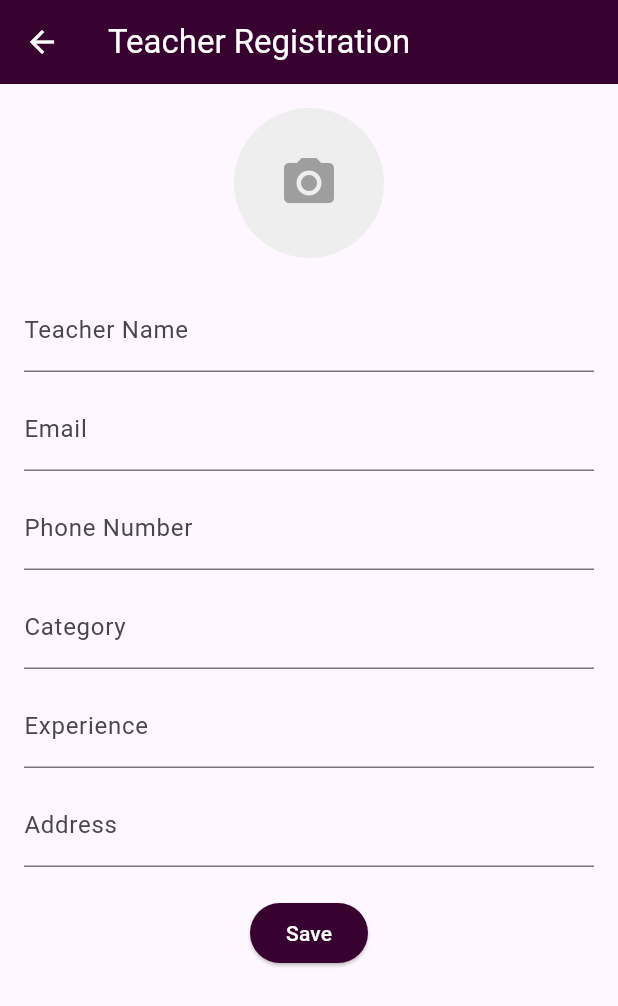
After one commit to fayidha/FairyTunes_sample, a Flutter app: the ProfilePage screen opened directly, after a tap on "Seller", after a tap on "Teacher", on a phone screen of 412 x 824 dp. The commit adds this screen. Shown: the top 1006 px of the screen. Run offline on Flutter 3.47's test engine with Material 3 defaults, Android fonts, the phone set to English and light mode, and no system bars; our stand-ins replace carousel_slider, cloud_firestore, firebase_auth, firebase_core, firebase_storage, image_picker and 1 more; accounts and stored records are empty.

Commit message:
Commit now

```diff
--- /dev/null
+++ b/lib/Company_add.dart
@@ -0,0 +1,145 @@
+import 'dart:io';
+import 'package:flutter/material.dart';
+import 'package:image_picker/image_picker.dart'; // Add the image_picker package
+
+class CompanyAdd extends StatefulWidget {
+  const CompanyAdd({super.key});
+
+  @override
+  State<CompanyAdd> createState() => _CompanyAddState();
+}
+
+class _CompanyAddState extends State<CompanyAdd> {
+  final _formKey = GlobalKey<FormState>();
+  final ImagePicker _picker = ImagePicker();
+  XFile? _image;
+  String _companyName = "";
+  String _email = "";
+  String _phone = "";
+  String _address = "";
+  String _productCategory = ""; // Text field for category
+
+  Future<void> _pickImage() async {
+    final XFile? pickedFile = await _picker.pickImage(source: ImageSource.gallery);
+    if (pickedFile != null) {
+      setState(() {
+        _image = pickedFile;
+      });
+    }
+  }
+
+  @override
+  Widget build(BuildContext context) {
+    return Scaffold(
+      appBar: AppBar(
+        title: const Text("Seller Registration", style: TextStyle(color: Colors.white)),
+        backgroundColor: const Color(0xFF380230),
+        iconTheme: const IconThemeData(color: Colors.white),
+      ),
+      body: SingleChildScrollView(  // Add scroll functionality to the screen
+        padding: const EdgeInsets.all(16.0),
+        child: ListView(
+          shrinkWrap: true,  // Prevents ListView from taking unnecessary space
+          children: [
+            // Profile Image Picker
+            GestureDetector(
+              onTap: _pickImage,
+              child: CircleAvatar(
+                radius: 50,
+                backgroundColor: Colors.grey[200],
+                backgroundImage: _image != null ? FileImage(File(_image!.path)) : null,
+                child: _image == null
+                    ? const Icon(Icons.camera_alt, size: 40, color: Colors.grey)
+                    : null,
+              ),
+            ),
+            const SizedBox(height: 20),
+
+            // Company Name Input
+            _buildTextField("Company Name", (value) {
+              setState(() {
+                _companyName = value;
+              });
+            }),
+
+            const SizedBox(height: 10),
+
+            // Email Input
+            _buildTextField("Email", (value) {
+              setState(() {
+                _email = value;
+              });
+            }, keyboardType: TextInputType.emailAddress),
+
+            const SizedBox(height: 10),
+
+            // Phone Number Input
+            _buildTextField("Phone Number", (value) {
+              setState(() {
+                _phone = value;
+              });
+            }, keyboardType: TextInputType.phone),
+
+            const SizedBox(height: 10),
+
+            // Company Address Input
+            _buildTextField("Company Address", (value) {
+              setState(() {
+                _address = value;
+              });
+            }),
+
+            const SizedBox(height: 10),
+
+            // Product Category Input
+            _buildTextField("Product Category", (value) {
+              setState(() {
+                _productCategory = value;
+              });
+            }),
+
+            const SizedBox(height: 20),
+
+            // Save Button
+            Center(
+              child: ElevatedButton(
+                style: ElevatedButton.styleFrom(
+                    backgroundColor: Color(0xFF380230),
+                    foregroundColor: Colors.white // Button color
+                ),
+                onPressed: () {
+                  if (_formKey.currentState!.validate()) {
+                    // Handle the form submission
+                    ScaffoldMessenger.of(context).showSnackBar(
+                      const SnackBar(content: Text("Processing Data...")),
+                    );
+                  }
+                },
+                child: const Text(
+                  "Save",
+                  style: TextStyle(color: Colors.white),
+                ),
+              ),
+            ),
+          ],
+        ),
+      ),
+    );
+  }
+
+  // Helper method for creating text fields
+  Widget _buildTextField(String label, Function(String) onChanged,
+      {TextInputType keyboardType = TextInputType.text}) {
+    return TextFormField(
+      decoration: InputDecoration(labelText: label),
+      keyboardType: keyboardType,
+      onChanged: onChanged,
+      validator: (value) {
+        if (value == null || value.isEmpty) {
+          return "Please enter a $label";
+        }
+        return null;
+      },
+    );
+  }
+}
--- /dev/null
+++ b/lib/controller/teacher_controller.dart
@@ -0,0 +1,28 @@
+import 'package:cloud_firestore/cloud_firestore.dart';
+import 'package:dupepro/model/teacher_model.dart';
+
+
+class TeacherController {
+  final FirebaseFirestore _firestore = FirebaseFirestore.instance;
+
+  Future<void> addTeacher(Teacher teacher) async {
+    try {
+      await _firestore.collection('teachers').add(teacher.toMap());
+    } catch (e) {
+      print("Error adding teacher: $e");
+    }
+  }
+
+  // Fetch teacher data from Firestore (optional)
+  Future<List<Teacher>> getTeachers() async {
+    try {
+      QuerySnapshot snapshot = await _firestore.collection('teachers').get();
+      return snapshot.docs
+          .map((doc) => Teacher.fromMap(doc.data() as Map<String, dynamic>))
+          .toList();
+    } catch (e) {
+      print("Error fetching teachers: $e");
+      return [];
+    }
+  }
+}
--- /dev/null
+++ b/lib/model/teacher_model.dart
@@ -0,0 +1,45 @@
+class Teacher {
+  String name;
+  String email;
+  String phone;
+  String category;
+  String experience;
+  String address;
+  String? imageUrl; // To store the profile image URL (if uploaded)
+
+  Teacher({
+    required this.name,
+    required this.email,
+    required this.phone,
+    required this.category,
+    required this.experience,
+    required this.address,
+    this.imageUrl,
+  });
+
+  // Convert to a map (Firestore format)
+  Map<String, dynamic> toMap() {
+    return {
+      'name': name,
+      'email': email,
+      'phone': phone,
+      'category': category,
+      'experience': experience,
+      'address': address,
+      'imageUrl': imageUrl,
+    };
+  }
+
+  // Create a Teacher object from Firestore data
+  factory Teacher.fromMap(Map<String, dynamic> map) {
+    return Teacher(
+      name: map['name'],
+      email: map['email'],
+      phone: map['phone'],
+      category: map['category'],
+      experience: map['experience'],
+      address: map['address'],
+      imageUrl: map['imageUrl'],
+    );
+  }
+}
--- a/lib/profile.dart
+++ b/lib/profile.dart
@@ -1,8 +1,10 @@
 import 'dart:io';
 import 'package:cloud_firestore/cloud_firestore.dart';
+import 'package:dupepro/Company_add.dart';
 import 'package:dupepro/creategrp.dart';
 import 'package:dupepro/editprofile.dart';
 import 'package:dupepro/model/user_model.dart';
+import 'package:dupepro/view/Teacher_profile_Add.dart';
 import 'package:firebase_auth/firebase_auth.dart';
 import 'package:flutter/material.dart';
 import 'package:image_picker/image_picker.dart';
@@ -15,7 +17,8 @@ class ProfilePage extends StatefulWidget {
 class _ProfilePageState extends State<ProfilePage> {
   String name = "";
   String email = "";
-  String profileImage = 'asset/210379377.png';
+  String profileImage = 'asset/210379377.png';  // Default image
+  String userType = "User"; // Default user type
 
   final ImagePicker _picker = ImagePicker();
 
@@ -49,17 +52,33 @@ class _ProfilePageState extends State<ProfilePage> {
     }
   }
 
+  void _setUserType(String type) {
+    setState(() {
+      userType = type;
+    });
+  }
+
   @override
   Widget build(BuildContext context) {
+    Widget pageToNavigate;
+
+    // Change appBar color based on userType
+    if (userType == "Seller") {
+      pageToNavigate = Placeholder(); // Placeholder for Seller page, replace it later.
+    } else if (userType == "Teacher") {
+      pageToNavigate = Placeholder(); // Placeholder for Teacher page, replace it later.
+    } else {
+      pageToNavigate = Placeholder(); // Placeholder for User page, replace it later.
+    }
+
     return Scaffold(
       appBar: AppBar(
         iconTheme: IconThemeData(color: Colors.white),
-        backgroundColor: Color(0xFF380230),
+        backgroundColor: Color(0xFF380230), // Dynamically set app bar color
         title: const Text(
           "Profile",
           style: TextStyle(color: Colors.white),
         ),
-        centerTitle: true,
       ),
       body: Center(
         child: Padding(
@@ -130,6 +149,83 @@ class _ProfilePageState extends State<ProfilePage> {
                   ],
                 ),
               ),
+              const SizedBox(height: 20),
+              Card(
+                elevation: 4,
+                shape: RoundedRectangleBorder(
+                  borderRadius: BorderRadius.circular(10),
+                ),
+                child: Padding(
+                  padding: const EdgeInsets.all(16.0),
+                  child: Column(
+                    children: [
+                      Text(
+                        "Switch my Role",
+                        style: TextStyle(
+                          fontSize: 18,
+                          fontWeight: FontWeight.bold,
+                          color: Color(0xFF380230),
+                        ),
+                      ),
+                      const SizedBox(height: 10),
+                      Row(
+                        mainAxisAlignment: MainAxisAlignment.center,
+                        children: [
+                          ToggleButtons(
+                            borderColor: Color(0xFF380230),
+                            selectedBorderColor: Color(0xFF380230),
+                            fillColor: Color(0xFF380230),
+                            selectedColor: Colors.white,
+                            color: Color(0xFF380230),
+                            borderRadius: BorderRadius.circular(10),
+                            children: [
+                              Padding(
+                                padding: const EdgeInsets.symmetric(horizontal: 16.0),
+                                child: Text("User"),
+                              ),
+                              Padding(
+                                padding: const EdgeInsets.symmetric(horizontal: 16.0),
+                                child: Text("Seller"),
+                              ),
+                              Padding(
+                                padding: const EdgeInsets.symmetric(horizontal: 16.0),
+                                child: Text("Teacher"),
+                              ),
+                            ],
+                            isSelected: [
+                              userType == "User",
+                              userType == "Seller",
+                              userType == "Teacher"
+                            ],
+                            onPressed: (int index) {
+                              if (index == 0) {
+                                _setUserType("User");
+                              } else if (index == 1) {
+                                _setUserType("Seller");
+                                Navigator.push(
+                                  context,
+                                  MaterialPageRoute(builder: (context) => CompanyAdd()),
+                                );
+                              } else {
+                                _setUserType("Teacher");
+                                Navigator.push(
+                                  context,
+                                  MaterialPageRoute(builder: (context) => TeacherAdd()),
+                                );
+                              }
+                            },
+                          ),
+                        ],
+                      ),
+                      const SizedBox(height: 10),
+                      Text(
+                        "Current Role: $userType",
+                        style: TextStyle(fontSize: 16, fontWeight: FontWeight.bold),
+                      ),
+                    ],
+                  ),
+                ),
+              ),
             ],
           ),
         ),
--- a/lib/teachers.dart
+++ b/lib/teachers.dart
@@ -1,5 +1,6 @@
+
 import 'package:dupepro/chat.dart';
-import 'package:dupepro/teacherprofileview.dart';
+import 'package:dupepro/view/teacherprofileview.dart';
 import 'package:flutter/material.dart';
 
 class TeacherPage extends StatefulWidget {
@@ -53,6 +54,7 @@ class _TeacherPageState extends State<TeacherPage> {
                   Text('Category: Category ${index + 1}'),
                   Text('Location: Location ${index + 1}'),
                   Text('Phone: +91 98765432${index + 1}'),
+                  Text('Email: teacher${index + 1}@example.com'),  // Added email
                 ],
               ),
               trailing: IconButton(
@@ -66,21 +68,20 @@ class _TeacherPageState extends State<TeacherPage> {
                   );
                 },
               ),
-              onTap:() {
+              onTap: () {
                 Navigator.push(
                   context,
                   MaterialPageRoute(
-                      builder: (context) =>
-                          TeacherProfilePage(
+                    builder: (context) => TeacherProfilePage(
                       name: 'Teacher ${index + 1}',
                       phone: '+91 98765432${index + 1}',
                       address: 'Address ${index + 1}',
                       qualification: 'Qualification ${index + 1}',
                       category: 'Category ${index + 1}',
+                      email: 'teacher${index + 1}@example.com', // Passing email to profile page
                     ),
                   ),
                 );
-
               },
             ),
           );
--- /dev/null
+++ b/lib/view/Teacher_profile_Add.dart
@@ -0,0 +1,188 @@
+import 'dart:io';
+import 'package:flutter/material.dart';
+import 'package:image_picker/image_picker.dart';
+import 'package:firebase_storage/firebase_storage.dart';
+import 'package:cloud_firestore/cloud_firestore.dart';
+import 'package:dupepro/model/teacher_model.dart';
+import 'package:dupepro/controller/teacher_controller.dart';
+
+class TeacherAdd extends StatefulWidget {
+  const TeacherAdd({super.key});
+
+  @override
+  State<TeacherAdd> createState() => _TeacherAddState();
+}
+
+class _TeacherAddState extends State<TeacherAdd> {
+  final _formKey = GlobalKey<FormState>();
+  final ImagePicker _picker = ImagePicker();
+  XFile? _image;
+  String _teacherName = "";
+  String _email = "";
+  String _phone = "";
+  String _category = "";
+  String _experience = "";
+  String _address = "";
+  bool _isLoading = false; // Add a flag for loading state
+
+  final TeacherController _teacherController = TeacherController();
+
+  Future<void> _pickImage() async {
+    final XFile? pickedFile = await _picker.pickImage(source: ImageSource.gallery);
+    if (pickedFile != null) {
+      setState(() {
+        _image = pickedFile;
+      });
+    }
+  }
+
+  Future<void> _saveTeacher() async {
+    if (_formKey.currentState!.validate()) {
+      setState(() {
+        _isLoading = true; // Set loading to true while saving
+      });
+
+      String? imageUrl = await _uploadImage();
+
+      Teacher teacher = Teacher(
+        name: _teacherName,
+        email: _email,
+        phone: _phone,
+        category: _category,
+        experience: _experience,
+        address: _address,
+        imageUrl: imageUrl,
+      );
+
+      await _teacherController.addTeacher(teacher);
+
+      setState(() {
+        _isLoading = false; // Set loading to false after saving
+      });
+
+      ScaffoldMessenger.of(context).showSnackBar(
+        const SnackBar(content: Text("Teacher registered successfully!")),
+      );
+
+      _formKey.currentState!.reset();
+      setState(() {
+        _image = null;  // Reset the image after successful save
+      });
+    }
+  }
+
+  Future<String?> _uploadImage() async {
+    if (_image == null) return null;
+
+    try {
+      String fileName = 'teachers/${DateTime.now().millisecondsSinceEpoch}.png';
+      TaskSnapshot snapshot = await FirebaseStorage.instance
+          .ref()
+          .child(fileName)
+          .putFile(File(_image!.path));
+      String imageUrl = await snapshot.ref.getDownloadURL();
+      return imageUrl;
+    } catch (e) {
+      print("Error uploading image: $e");
+      return null;
+    }
+  }
+
+  @override
+  Widget build(BuildContext context) {
+    return Scaffold(
+      appBar: AppBar(
+        title: const Text("Teacher Registration", style: TextStyle(color: Colors.white)),
+        backgroundColor: const Color(0xFF380230),
+        iconTheme: const IconThemeData(color: Colors.white),
+      ),
+      body: SingleChildScrollView(
+        padding: const EdgeInsets.all(16.0),
+        child: Form(
+          key: _formKey,
+          child: Column(
+            children: [
+              GestureDetector(
+                onTap: _pickImage,
+                child: CircleAvatar(
+                  radius: 50,
+                  backgroundColor: Colors.grey[200],
+                  backgroundImage: _image != null ? FileImage(File(_image!.path)) : null,
+                  child: _image == null
+                      ? const Icon(Icons.camera_alt, size: 40, color: Colors.grey)
+                      : null,
+                ),
+              ),
+              const SizedBox(height: 20),
+              _buildTextField("Teacher Name", (value) {
+                setState(() {
+                  _teacherName = value;
+                });
+              }),
+              const SizedBox(height: 10),
+              _buildTextField("Email", (value) {
+                setState(() {
+                  _email = value;
+                });
+              }, keyboardType: TextInputType.emailAddress),
+              const SizedBox(height: 10),
+              _buildTextField("Phone Number", (value) {
+                setState(() {
+                  _phone = value;
+                });
+              }, keyboardType: TextInputType.phone),
+              const SizedBox(height: 10),
+              _buildTextField("Category", (value) {
+                setState(() {
+                  _category = value;
+                });
+              }),
+              const SizedBox(height: 10),
+              _buildTextField("Experience", (value) {
+                setState(() {
+                  _experience = value;
+                });
+              }),
+              const SizedBox(height: 10),
+              _buildTextField("Address", (value) {
+                setState(() {
+                  _address = value;
+                });
+              }),
+              const SizedBox(height: 20),
+              Center(
+                child: ElevatedButton(
+                  style: ElevatedButton.styleFrom(
+                    backgroundColor: const Color(0xFF380230),
+                    foregroundColor: Colors.white,
+                  ),
+                  onPressed: _isLoading ? null : _saveTeacher,
+                  child: _isLoading
+                      ? const CircularProgressIndicator(color: Colors.white)
+                      : const Text(
+                    "Save",
+                    style: TextStyle(color: Colors.white),
+                  ),
+                ),
+              ),
+            ],
+          ),
+        ),
+      ),
+    );
+  }
+
+  Widget _buildTextField(String label, Function(String) onChanged, {TextInputType keyboardType = TextInputType.text}) {
+    return TextFormField(
+      decoration: InputDecoration(labelText: label),
+      keyboardType: keyboardType,
+      onChanged: onChanged,
+      validator: (value) {
+        if (value == null || value.isEmpty) {
+          return "Please enter a $label";
+        }
+        return null;
+      },
+    );
+  }
+}
--- a/lib/view/splash.dart
+++ b/lib/view/splash.dart
@@ -81,7 +81,7 @@ class _splashState extends State<Splash> {
         width: double.infinity,
         height: double.infinity,
         decoration: BoxDecoration(
-          gradient: LinearGradient(colors: [Colors.white, Colors.purple]),
+          gradient: LinearGradient(colors: [Colors.white, Color(0xFF380230)]),
         ),
         child: Center(
           child: Lottie.asset('asset/animation1.json'), // Ensure the path is correct
--- a/lib/teacherprofileview.dart
+++ b/lib/view/teacherprofileview.dart
@@ -6,6 +6,7 @@ class TeacherProfilePage extends StatelessWidget {
   final String address;
   final String qualification;
   final String category;
+  final String email;  // Added email property
 
   const TeacherProfilePage({
     super.key,
@@ -14,6 +15,7 @@ class TeacherProfilePage extends StatelessWidget {
     required this.address,
     required this.qualification,
     required this.category,
+    required this.email,  // Include email in the constructor
   });
 
   @override
@@ -30,7 +32,7 @@ class TeacherProfilePage extends StatelessWidget {
           shape: RoundedRectangleBorder(borderRadius: BorderRadius.circular(20)),
           margin: const EdgeInsets.all(16),
           child: Padding(
-            padding: const EdgeInsets.all(20),
+            padding: const EdgeInsets.all(20) ,
             child: Column(
               mainAxisSize: MainAxisSize.min,
               crossAxisAlignment: CrossAxisAlignment.center,
@@ -43,6 +45,7 @@ class TeacherProfilePage extends StatelessWidget {
                 _buildInfoRow(Icons.location_on, 'Address:', address),
                 _buildInfoRow(Icons.school, 'Qualification:', qualification),
                 _buildInfoRow(Icons.category, 'Category:', category),
+                _buildInfoRow(Icons.email, 'Email:', email),  // Added email row
               ],
             ),
           ),
--- a/pubspec.yaml
+++ b/pubspec.yaml
@@ -42,6 +42,7 @@ dependencies:
   cloud_firestore: ^5.6.3
   provider: ^6.1.2
   image_picker: ^1.1.2
+  firebase_storage: ^12.4.2
 
 dev_dependencies:
   flutter_test:
```
Also changed, not shown: lib/SuccessScreen.dart (added, +38 -0 lines), lib/Vendor_add_product.dart (added, +107 -0 lines), lib/detailPage.dart (+6 -3 lines), lib/controller/resetpass.dart (deleted), pubspec.lock, 3 other files. Lines whose indentation alone changed are shown as unchanged.
